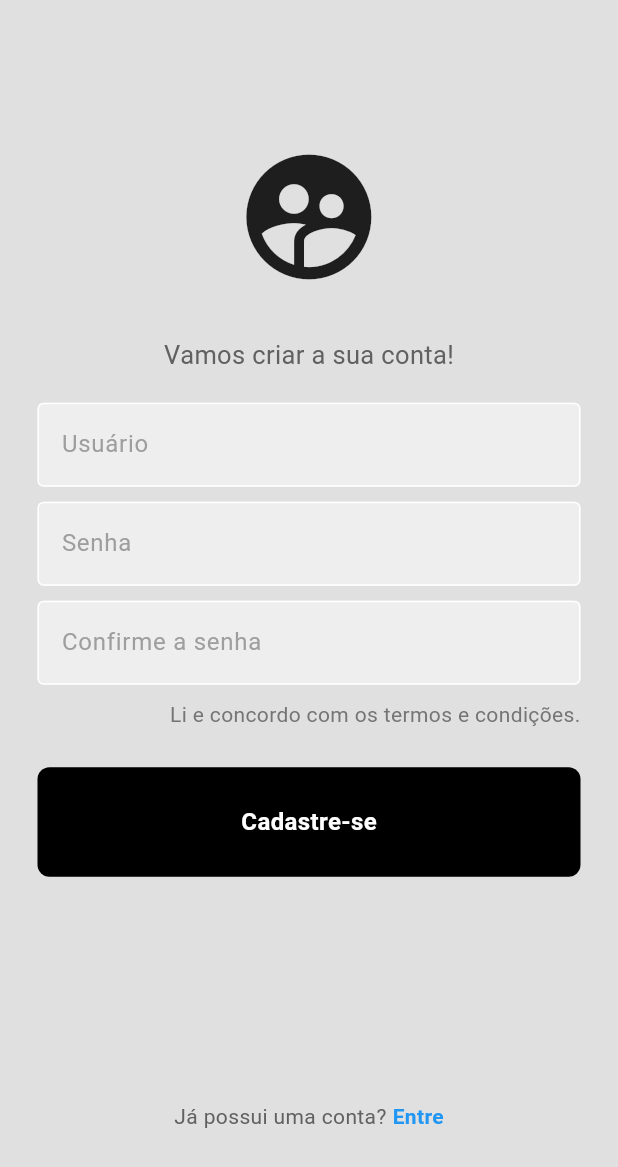
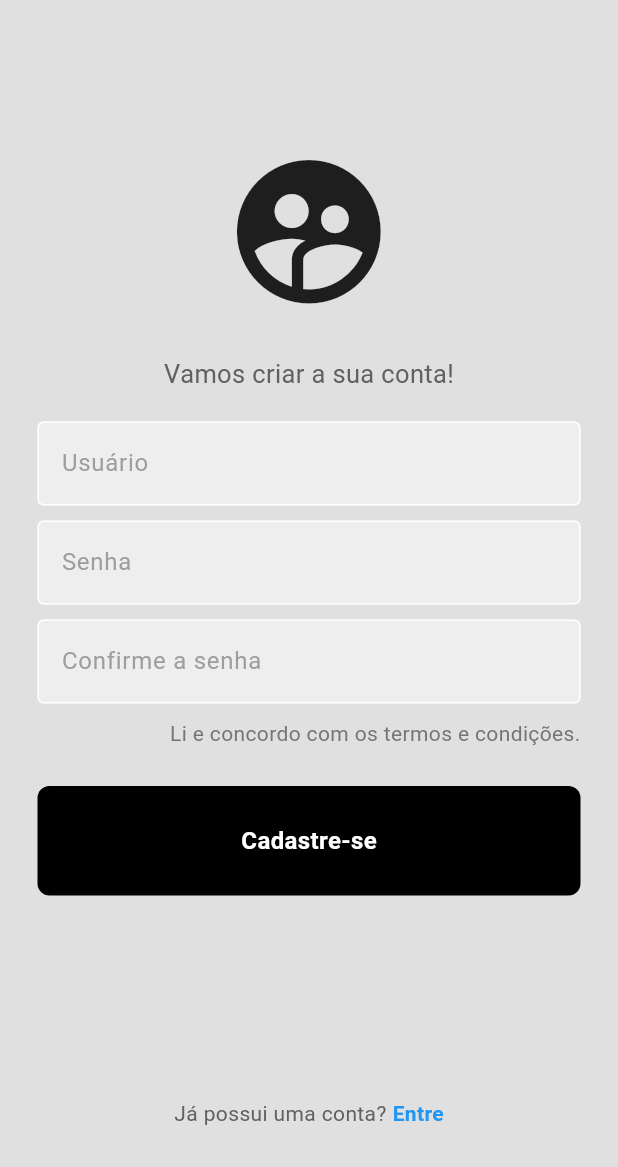
Before and after one commit to pbgollo/flutter-todo-app, a Flutter app: the RegisterPage screen opened directly, on a phone screen of 412 x 824 dp. Shown: the top 1167 px of the screen. Run offline on Flutter 3.47's test engine with Material 3 defaults, Android fonts, the phone set to English and light mode, and no system bars.

```diff
--- a/lib/view/cadastro_gui.dart
+++ b/lib/view/cadastro_gui.dart
@@ -26,9 +26,9 @@ class RegisterPage extends StatelessWidget {
               // Logo
               const Icon(
                 Icons.supervised_user_circle,
-                size: 100,
+                size: 115,
               ),
-              const SizedBox(height: 30),
+              const SizedBox(height: 25),
 
               // Mensagem de bem-vindo
               Text(
@@ -81,7 +81,7 @@ class RegisterPage extends StatelessWidget {
 
               // Botao de cadastro
               MyButton(onTap: (){}, buttonText: "Cadastre-se"),
-              const SizedBox(height: 150),
+              const SizedBox(height: 135),
 
               // Ja possui uma conta
               GestureDetector(
```
Also changed, not shown: lib/control/pessoa_controller.dart (added), lib/database/database_helper.dart (added), lib/model/pessoa.dart (added), lib/view/principal_gui.dart (added).
